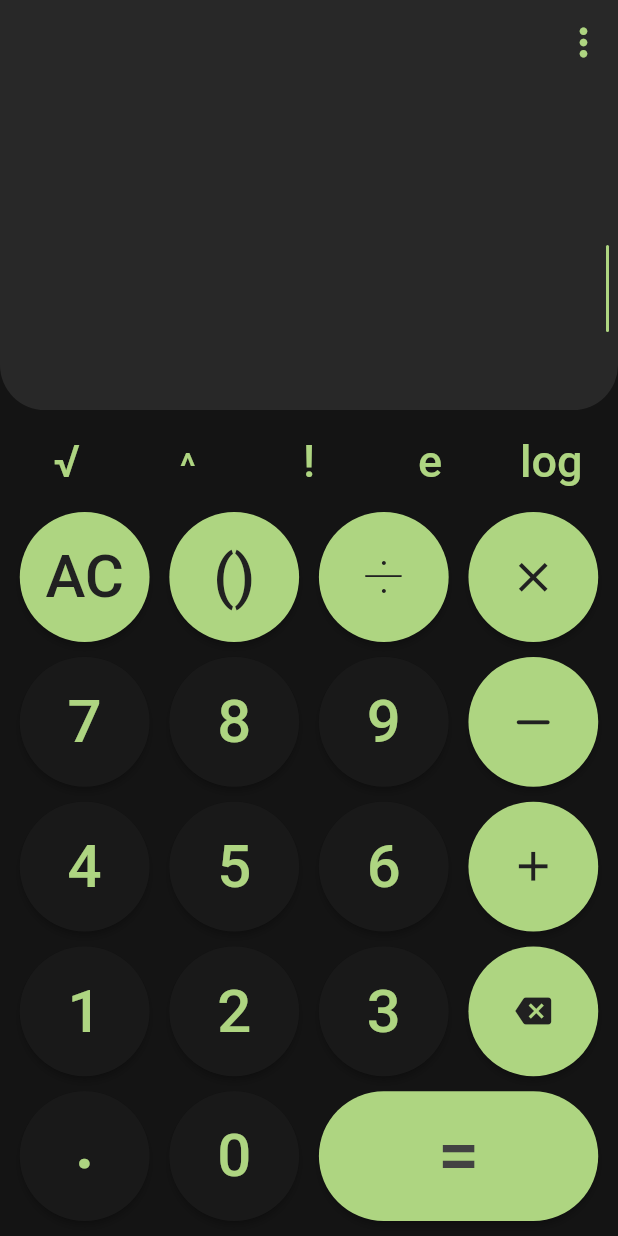
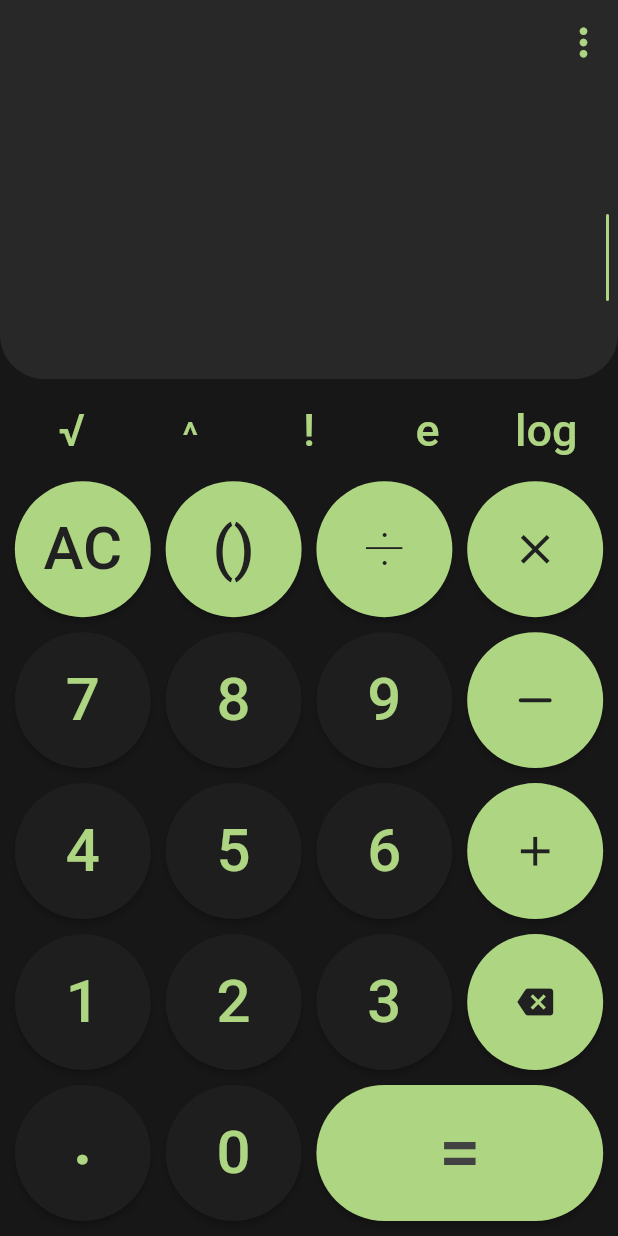
Before and after one commit to NARIKODANHRIDUL/Calculator_app_Flutter, a Flutter app: the screen it shows after launch, on a phone screen of 412 x 824 dp. Run offline on Flutter 3.47's test engine with Material 2 defaults, Android fonts, the phone set to English and light mode, and no system bars; our stand-ins replace fluttertoast, google_fonts, math_expressions, share_plus.

Commit message:
Fix: small color change and <num>)=><num>)* bug

```diff
--- a/lib/main.dart
+++ b/lib/main.dart
@@ -1,4 +1,5 @@
 import 'package:flutter/foundation.dart' show kIsWeb;
+import 'package:flutter/scheduler.dart';
 import 'package:flutter/services.dart';
 import 'package:google_fonts/google_fonts.dart';
 import 'package:flutter/material.dart';
@@ -42,6 +43,8 @@ class Home extends StatefulWidget {
 
 class _HomeState extends State<Home> {
   late TextEditingController controller;
+  late ScrollController scrollController = ScrollController();
+
   // String controller.text= '';
   String answer = '';
   int openBracket = 0;
@@ -60,11 +63,13 @@ class _HomeState extends State<Home> {
   void initState() {
     super.initState();
     controller = TextEditingController();
+    // scrollController = ScrollController();
   }
 
   @override
   void dispose() {
     controller.dispose();
+    scrollController.dispose();
     super.dispose();
   }
 
@@ -73,13 +78,14 @@ class _HomeState extends State<Home> {
     // final hei = MediaQuery.of(context).size.height; //screen height
     final wid = MediaQuery.of(context).size.width; //screen width
     const divider = Divider(height: 10, thickness: 0);
-    var verticalDivider = VerticalDivider(width: (1 - 0.21 * 4) / 5 * wid);
-    var verticalDivider2 = VerticalDivider(width: (1 - 0.21 * 4) / 10 * wid);
-
+    var verticalDivider = VerticalDivider(width: (1 - 0.22 * 4) / 5 * wid);
+    var verticalDivider2 = VerticalDivider(width: (1 - 0.22 * 4) / 10 * wid);
+    Color topBox = Color.fromARGB(255, 40, 40, 40);
     return Scaffold(
-      backgroundColor: Color.fromARGB(255, 20, 20, 20),
+      //bottom button box
+      backgroundColor: Color.fromARGB(255, 23, 23, 23),
       appBar: AppBar(
-        backgroundColor: Color.fromARGB(255, 40, 40, 40),
+        backgroundColor: topBox,
         elevation: 0,
         title: Text("",
             style: GoogleFonts.openSans(
@@ -175,7 +181,7 @@ class _HomeState extends State<Home> {
                 bottomRight: Radius.circular(30),
               ),
               child: Container(
-                color: Color.fromARGB(255, 40, 40, 40),
+                color: topBox,
                 child: Align(
                   alignment: Alignment.bottomRight,
                   child: Padding(
@@ -184,7 +190,12 @@ class _HomeState extends State<Home> {
                       crossAxisAlignment: CrossAxisAlignment.end,
                       mainAxisAlignment: MainAxisAlignment.end,
                       children: [
-                        TextField(
+                        Scrollbar(
+                          thumbVisibility: true,
+                          thickness: 1,
+                          child: TextField(
+                            scrollController: scrollController,
+                            maxLines: 1,
                             textAlign: TextAlign.right,
                             autofocus: true,
                             style: GoogleFonts.ubuntuMono(
@@ -194,11 +205,16 @@ class _HomeState extends State<Home> {
                             cursorRadius: Radius.circular(12),
                             keyboardType: TextInputType.none,
                             controller: controller,
+                            textInputAction: TextInputAction.previous,
                             decoration: InputDecoration.collapsed(
                               hintText: '',
                             ),
                           ),
-                        SingleChildScrollView(
+                        ),
+                        Scrollbar(
+                          thumbVisibility: true,
+                          thickness: 1,
+                          child: SingleChildScrollView(
                             scrollDirection: Axis.horizontal,
                             child: GestureDetector(
                               onLongPress: () async {
@@ -215,11 +231,13 @@ class _HomeState extends State<Home> {
                                               answer == "-Infinity"
                                           ? Color.fromARGB(255, 252, 114, 63)
                                           : answer == "Keep it real"
-                                            ? Color.fromARGB(255, 252, 114, 63)
+                                              ? Color.fromARGB(
+                                                  255, 252, 114, 63)
                                               : resultColor,
                                   fontSize: resultSize,
                                 ),
                                 textAlign: TextAlign.right,
+                              ),
                             ),
                           ),
                         ),
@@ -392,9 +410,9 @@ class _HomeState extends State<Home> {
     return ElevatedButton(
         style: ElevatedButton.styleFrom(
             fixedSize: tag == "="
-                ? Size(wid * (0.21 * 2 + ((1 - 0.21 * 4) / 5)), wid * 0.21)
+                ? Size(wid * (0.22 * 2 + ((1 - 0.22 * 4) / 5)), wid * 0.22)
                 //width = width of 2 small mainButton + gap between them
-                : Size(wid * 0.21, wid * 0.21),
+                : Size(wid * 0.22, wid * 0.22),
             onPrimary: tag == "="
                 ? Colors.grey.shade800
                 : (isOperator(tag) ? Colors.grey.shade900 : bTheme.shade300),
@@ -402,7 +420,8 @@ class _HomeState extends State<Home> {
                 ? bTheme.shade300
                 : (isOperator(tag)
                     ? bTheme.shade300
-                    : Color.fromARGB(255, 25, 25, 25)),
+                    : Color.fromARGB(255, 30, 30, 30)),
+            //button color
             shape: RoundedRectangleBorder(
               borderRadius: BorderRadius.circular(300),
             )),
@@ -419,6 +438,12 @@ class _HomeState extends State<Home> {
         },
         onPressed: () {
           setState(() {
+            ///////////////////////////
+            cursor = controller.selection.baseOffset;
+            cursor = cursor == -1 ? controller.text.length : cursor;
+            strBfrCursor = controller.text.substring(0, cursor);
+            ///////////////////////////
+
             if (answer != '') {
               eqColor = Colors.grey.shade100;
               resultColor = Colors.grey.shade300.withOpacity(0.8);
@@ -426,11 +451,6 @@ class _HomeState extends State<Home> {
               resultSize = 40;
             }
 
-            ///////////////////////////
-            cursor = controller.selection.baseOffset;
-            cursor = cursor == -1 ? controller.text.length : cursor;
-            strBfrCursor = controller.text.substring(0, cursor);
-            ///////////////////////////
             if (tag == 'AC') {
               controller.text = '';
               answer = '';
@@ -467,25 +487,18 @@ class _HomeState extends State<Home> {
 
               if (openBracket == closingBracket ||
                   strBfrCursor.endsWith('+') ||
-                  strBfrCursor.endsWith("-") ||
+                  strBfrCursor.endsWith("–") ||
                   strBfrCursor.endsWith("×") ||
                   strBfrCursor.endsWith("÷") ||
-                  strBfrCursor.endsWith("(")) {
-                (strBfrCursor != '' &&
-                        isNum(strBfrCursor[strBfrCursor.length - 1]))
-                    // ^| else index error comes when we press () mainButton when input is empty
-                    ? typeIt('×(')
-                    : (strBfrCursor.endsWith('e'))
-                        ? typeIt('^1(')
-                        : typeIt('(');
-              } else if (openBracket > closingBracket &&
-                  !strBfrCursor.endsWith('(')) {
-                typeIt(')');
-              }
+                  strBfrCursor.endsWith("("))
+                typeIt('(');
+              else if (openBracket > closingBracket) typeIt(')');
+
               /////////////////////
             } else if (tag == '-') {
               if (strBfrCursor.endsWith('–'))
-                null; //will not type - if there is already -
+                toastMsg(
+                    "Invalid Input"); //will not type - if there is already -
               else if (strBfrCursor.endsWith('÷') ||
                   strBfrCursor.endsWith('×') ||
                   strBfrCursor.endsWith('+')) {
@@ -505,6 +518,7 @@ class _HomeState extends State<Home> {
                 toastMsg("Invalid Input");
               else
                 typeIt(tag);
+              ///////////////////////
             } else {
               if (strBfrCursor != '–' &&
                   !strBfrCursor.endsWith('(–') &&
@@ -519,15 +533,16 @@ class _HomeState extends State<Home> {
                 typeIt(tag);
               } else if ((strBfrCursor != '' &&
                   (isNum(strBfrCursor[strBfrCursor.length - 1]) ||
-                      strBfrCursor.endsWith(')'))))
+                      strBfrCursor.endsWith(')') ||
+                      strBfrCursor.endsWith('e'))))
                 typeIt(tag);
               else
                 toastMsg("Invalid Input");
-
-              /////////////////////////
-
             }
           });
+          /////////////////////////
+          //fixscroll
+          scrollTheExpression(strBfrCursor);
         },
         child: Center(
             child: tag == 'D'
@@ -556,7 +571,7 @@ class _HomeState extends State<Home> {
                             : FittedBox(
                                 child: Padding(
                                   padding: tag == '.'
-                                      ? EdgeInsets.only(bottom: wid * 0.21 / 5)
+                                      ? EdgeInsets.only(bottom: wid * 0.22 / 5)
                                       : EdgeInsets.all(0),
                                   child: Text(
                                     tag,
@@ -698,24 +713,34 @@ class _HomeState extends State<Home> {
     userInputToCalculate = userInputToCalculate.replaceAll('㏒', 'log');
     userInputToCalculate = userInputToCalculate.replaceAll('√', '*sqrt');
     userInputToCalculate = userInputToCalculate.replaceAll('(*', '(');
+    userInputToCalculate = userInputToCalculate.replaceAll(')(', ')*(');
+
     //(* is created due to above line
     ////////////////////////////////
     if (userInputToCalculate.startsWith('*'))
       userInputToCalculate =
           userInputToCalculate.substring(1, userInputToCalculate.length);
     if (userInputToCalculate.endsWith('e')) userInputToCalculate += '^1';
-    //////////////////////////////////////////////////////
+    ////////////////////////////////
     // log(5*3) => log(10, 5*3) //log(10,x) is thr syntax
     userInputToCalculate = userInputToCalculate.replaceAllMapped(
-      RegExp(r"log\(([^,]+)\)"),
-      (match) => "log(10, ${match.group(1)})",
-    );
-    //////////////////
+        RegExp(r"log\(([^,]+)\)"), (match) => "log(10, ${match.group(1)})");
     //makes 8e => 8*e
     userInputToCalculate = userInputToCalculate.replaceAllMapped(
-      RegExp(r"(\d)+e"),
-      (match) => "${match.group(1)}*e",
-    );
+        RegExp(r"(\d)+e"), (match) => "${match.group(1)}*e");
+    // makes 9(5) => 9*(5)
+    userInputToCalculate = userInputToCalculate.replaceAllMapped(
+        RegExp(r'(\d+)\('), (match) => '${match.group(1)}*(');
+    // makes (5)9 => (5)*9
+    userInputToCalculate = userInputToCalculate.replaceAllMapped(
+        RegExp(r'\)(\d+)'), (match) => ')*${match.group(1)}');
+    // e5 => e^1 *5
+    userInputToCalculate = userInputToCalculate.replaceAllMapped(
+        RegExp(r'\e(\d+)'), (match) => 'e^1*${match.group(1)}');
+    //e( => e^1 *(
+    userInputToCalculate = userInputToCalculate.replaceAllMapped(
+        RegExp(r'e(\()'), (match) => 'e^1*${match.group(1)}');
+
     openBracket = userInputToCalculate.split("(").length - 1;
     closingBracket = userInputToCalculate.split(")").length - 1;
     if (openBracket > closingBracket && userInputToCalculate != '(')
@@ -732,7 +757,6 @@ class _HomeState extends State<Home> {
         print("eval $eval");
         answer = eval.toString();
         answer = removeTrailingZeros(answer);
-
         if (!answer.contains('e')) answer = toExponentForm(answer);
         answer = removeExtraDecimals(answer);
         answer = answer.replaceAll('e', 'E');
@@ -860,6 +884,33 @@ class _HomeState extends State<Home> {
     return value;
   }
 
+  int a = 1;
+  void scrollTheExpression(String strBfrCursor) {
+    bool b = (controller.text.length >= a) ? true : false;
+
+    if (scrollController.position.maxScrollExtent != 0 && b) {
+      a = controller.text.length;
+      b = false;
+    }
+    if (strBfrCursor.length >= a) {}
+
+    if (cursor == controller.text.length - 1)
+      SchedulerBinding.instance.addPostFrameCallback((_) {
+        if (scrollController.hasClients) {
+          var s = scrollController.position.maxScrollExtent;
+          print(" Scroll $s");
+          scrollController.animateTo(scrollController.position.maxScrollExtent,
+              duration: Duration(milliseconds: 100), curve: Curves.easeInOut);
+        }
+      });
+    else {
+      // SchedulerBinding.instance.addPostFrameCallback((_) {
+      //   scrollController.animateTo(20.272727272727252,
+      //       duration: Duration(milliseconds: 100), curve: Curves.easeInOut);
+      // });
+    }
+  }
+
 /////////////////////////
 }///////THE END/////////
 ///////////////////////
```
Lines whose indentation alone changed are shown as unchanged.
